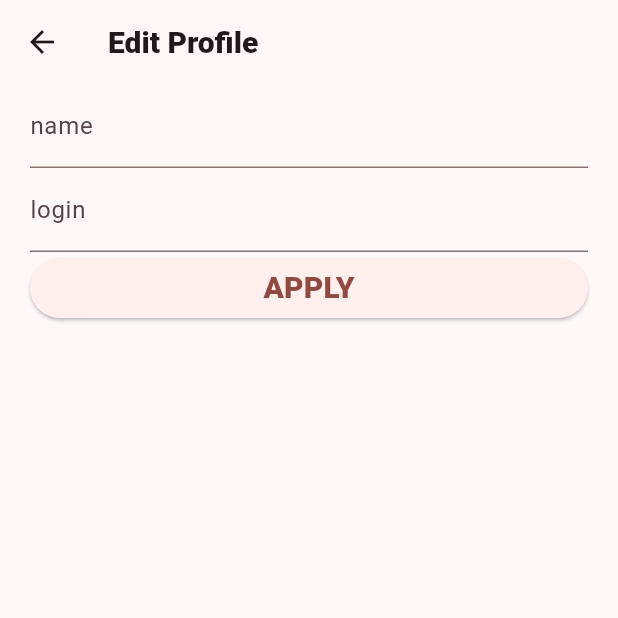
After one commit to eeeedgar/chilly_mobile_client, a Flutter app: the ProfileScreen screen opened by its route, after a tap on "Edit", on a phone screen of 412 x 824 dp, the top half of it. The commit adds this screen. Run offline on Flutter 3.47's test engine with Material 3 defaults, Android fonts, the phone set to English and light mode, and no system bars; our stand-ins replace auto_route, dio, flutter_bloc, flutter_map, freezed_annotation, get_it and 3 more; missing offline and left inert: flutter_map_cancellable_tile_provider; accounts and stored records are empty; network calls fail; Roboto replaces fonts that are missing (Monaco).

Commit message:
feat: user edit

```diff
--- a/lib/app/router/app_router.dart
+++ b/lib/app/router/app_router.dart
@@ -1,6 +1,7 @@
 import 'package:auto_route/auto_route.dart';
 import 'package:chilly_mobile_client/app/router/app_router.gr.dart';
 import 'package:chilly_mobile_client/app/router/auth_guard.dart';
+import 'package:chilly_mobile_client/features/activities/presentation/edit_activity_screen.dart';
 
 @AutoRouterConfig(
   replaceInRouteName: 'Modal|Screen|Dialog,Route',
@@ -44,5 +45,15 @@ class AppRouter extends $AppRouter {
           path: '/profile',
           guards: [NeedAuthGuard()],
         ),
+        AutoRoute(
+          page: ProfileEditRoute.page,
+          path: '/profile_edit',
+          guards: [NeedAuthGuard()],
+        ),
+        AutoRoute(
+          page: ActivityEditRoute.page,
+          path: '/activity_edit',
+          guards: [NeedAuthGuard()],
+        ),
       ];
 }
--- a/lib/features/activities/data/activity_network_repository.dart
+++ b/lib/features/activities/data/activity_network_repository.dart
@@ -50,6 +50,8 @@ class ActivityNetworkRepository extends ActivityRepository {
 
   @override
   Future<void> updateActivity(String activityId, UpdateActivityDto dto) async {
+    print('[eeee] ${activityId}');
+    print('[eeee] ${dto.toJson()}');
     await dio.patch('/events/$activityId', data: dto.toJson());
   }
 
--- /dev/null
+++ b/lib/features/profile/presentation/profile_edit_screen.dart
@@ -0,0 +1,76 @@
+import 'package:auto_route/auto_route.dart';
+import 'package:chilly_mobile_client/app/common/styles/app_text_style.dart';
+import 'package:chilly_mobile_client/app/di/config.dart';
+import 'package:chilly_mobile_client/features/auth/domain/auth_cubit.dart';
+import 'package:chilly_mobile_client/features/user/data/update_user_dto.dart';
+import 'package:chilly_mobile_client/features/user/domain/user_change_notifier.dart';
+import 'package:flutter/material.dart';
+import 'package:flutter_bloc/flutter_bloc.dart';
+
+@RoutePage()
+class ProfileEditScreen extends StatefulWidget {
+  const ProfileEditScreen({super.key});
+
+  @override
+  State<ProfileEditScreen> createState() => _ProfileEditScreenState();
+}
+
+class _ProfileEditScreenState extends State<ProfileEditScreen> {
+  final _name = TextEditingController();
+  final _login = TextEditingController();
+
+  @override
+  void initState() {
+    super.initState();
+    final user = getIt<UserChangeNotifier>().user!;
+    _name.text = user.name;
+    _login.text = user.login;
+  }
+
+  @override
+  Widget build(BuildContext context) {
+    final user = getIt<UserChangeNotifier>().user!;
+    return Scaffold(
+      appBar: AppBar(
+        title: Text(
+          'Edit Profile',
+          style: AppTextStyle.h1,
+        ),
+      ),
+      body: ListView(
+        padding: const EdgeInsets.symmetric(horizontal: 20),
+        children: [
+          Form(
+              child: Column(
+            children: [
+              TextFormField(
+                controller: _name,
+                decoration: const InputDecoration(
+                  labelText: 'name',
+                ),
+              ),
+              TextFormField(
+                controller: _login,
+                decoration: const InputDecoration(
+                  labelText: 'login',
+                ),
+              ),
+            ],
+          )),
+          ElevatedButton(
+            onPressed: () async => context.read<AuthCubit>().update(
+                  UpdateUserDto(
+                    user.name != _name.text ? _name.text : null,
+                    user.login != _login.text ? _login.text : null,
+                  ),
+                ),
+            child: Text(
+              'Apply'.toUpperCase(),
+              style: AppTextStyle.button,
+            ),
+          ),
+        ],
+      ),
+    );
+  }
+}
--- a/lib/features/profile/presentation/profile_screen.dart
+++ b/lib/features/profile/presentation/profile_screen.dart
@@ -2,6 +2,7 @@ import 'package:auto_route/auto_route.dart';
 import 'package:chilly_mobile_client/app/common/styles/app_text_style.dart';
 import 'package:chilly_mobile_client/app/di/config.dart';
 import 'package:chilly_mobile_client/app/router/app_router.gr.dart';
+import 'package:chilly_mobile_client/features/activities/presentation/view_activity_modal.dart';
 import 'package:chilly_mobile_client/features/user/domain/user_change_notifier.dart';
 import 'package:chilly_mobile_client/main.dart';
 import 'package:flutter/material.dart';
@@ -12,6 +13,7 @@ class ProfileScreen extends StatelessWidget {
 
   @override
   Widget build(BuildContext context) {
+    final user = getIt<UserChangeNotifier>().user!;
     return Scaffold(
       appBar: AppBar(
         title: Text(
@@ -23,10 +25,45 @@ class ProfileScreen extends StatelessWidget {
         padding: const EdgeInsets.symmetric(horizontal: 20),
         children: [
           ListTile(
+            leading: Text(
+              'name',
+              style: AppTextStyle.subtext,
+            ),
+            title: Text(
+              user.name,
+              style: AppTextStyle.body,
+            ),
+          ),
+          ListTile(
+            leading: Text(
+              'login',
+              style: AppTextStyle.subtext,
+            ),
+            title: Text(
+              user.login,
+              style: AppTextStyle.body,
+            ),
+          ),
+          ListTile(
+            leading: Text(
+              'registered at',
+              style: AppTextStyle.subtext,
+            ),
+            title: Text(
+              user.registeredAt.formatE(),
+              style: AppTextStyle.body,
+            ),
+          ),
+          ListTile(
+            onTap: () => appRouter.push(const ProfileEditRoute()),
+            leading: const Icon(Icons.edit),
+            title: const Text('Edit'),
+          ),
+          ListTile(
             onTap: _logout,
             leading: const Icon(Icons.logout_rounded),
             title: const Text('Log out'),
-          )
+          ),
         ],
       ),
     );
--- /dev/null
+++ b/lib/features/user/data/update_user_dto.dart
@@ -0,0 +1,13 @@
+import 'package:freezed_annotation/freezed_annotation.dart';
+
+part 'update_user_dto.g.dart';
+
+@JsonSerializable(includeIfNull: false)
+class UpdateUserDto {
+  final String? name;
+  final String? login;
+
+  UpdateUserDto(this.name, this.login);
+
+  Map<String, dynamic> toJson() => _$UpdateUserDtoToJson(this);
+}
--- a/lib/features/user/domain/repository.dart
+++ b/lib/features/user/domain/repository.dart
@@ -1,3 +1,4 @@
+import 'package:chilly_mobile_client/features/user/data/update_user_dto.dart';
 import 'package:chilly_mobile_client/features/user/domain/user_entity.dart';
 
 abstract class UserRepository {
@@ -5,7 +6,7 @@ abstract class UserRepository {
   Future<UserEntity> getUser(String userId);
 
   // need token
-  Future<UserEntity> updateUser(UserEntity editedUser);
+  Future<void> updateUser(UpdateUserDto dto);
 
   // need token
   Future<bool> deleteUser(int userId);
--- a/lib/features/user/domain/user_entity.dart
+++ b/lib/features/user/domain/user_entity.dart
@@ -9,7 +9,6 @@ class UserEntity with _$UserEntity {
     required String id,
     required String name,
     required String login,
-    required String password,
     required String profilePicUrl,
     required DateTime registeredAt,
     required DateTime updatedAt,
```
Also changed, not shown: lib/features/activities/data/update_activity_dto.dart (+0 -13 lines), lib/features/activities/domain/activity_cubit.dart (+5 -7 lines), lib/features/activities/presentation/edit_activity_screen.dart (added, +211 -0 lines), lib/features/activities/presentation/view_activity_modal.dart (+5 -8 lines), lib/features/auth/domain/auth_cubit.dart (+8 -1 lines), lib/features/user/data/user_network_repository.dart (+6 -3 lines), lib/app/router/app_router.gr.dart, lib/features/user/data/update_user_dto.g.dart (added), lib/features/user/domain/user_entity.freezed.dart, lib/features/user/domain/user_entity.g.dart.
